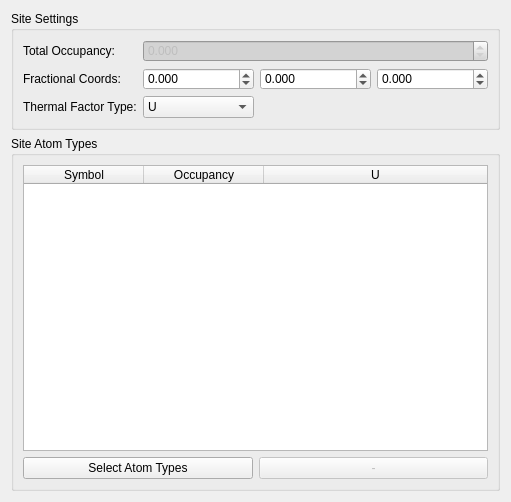
HEXRD/hexrdgui, file hexrd/ui/resources/ui/material_site_editor.ui: the form before one commit.
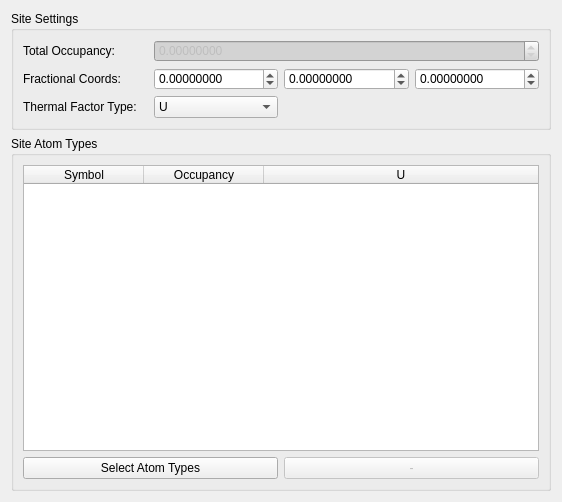
The form after the commit. Custom widgets are drawn as their Qt base class.

Commit message:
Use scientific spinboxes for site editor
These allow an arbitrary number of decimal places.

Patch:
```diff
--- a/hexrd/ui/resources/ui/material_site_editor.ui
+++ b/hexrd/ui/resources/ui/material_site_editor.ui
@@ -6,7 +6,7 @@
    <rect>
     <x>0</x>
     <y>0</y>
-    <width>511</width>
+    <width>562</width>
     <height>502</height>
    </rect>
   </property>
@@ -99,7 +99,7 @@
          <bool>false</bool>
         </property>
         <property name="decimals">
-         <number>3</number>
+         <number>8</number>
         </property>
         <property name="maximum">
          <double>10000.000000000000000</double>
@@ -112,7 +112,7 @@
          <bool>false</bool>
         </property>
         <property name="decimals">
-         <number>3</number>
+         <number>8</number>
         </property>
         <property name="minimum">
          <double>-10000.000000000000000</double>
@@ -138,7 +138,7 @@
          <bool>false</bool>
         </property>
         <property name="decimals">
-         <number>3</number>
+         <number>8</number>
         </property>
         <property name="minimum">
          <double>-10000.000000000000000</double>
@@ -157,7 +157,7 @@
          <bool>false</bool>
         </property>
         <property name="decimals">
-         <number>3</number>
+         <number>8</number>
         </property>
         <property name="minimum">
          <double>-10000.000000000000000</double>
@@ -203,6 +203,13 @@
    </item>
   </layout>
  </widget>
+ <customwidgets>
+  <customwidget>
+   <class>ScientificDoubleSpinBox</class>
+   <extends>QDoubleSpinBox</extends>
+   <header>scientificspinbox.py</header>
+  </customwidget>
+ </customwidgets>
  <tabstops>
   <tabstop>total_occupancy</tabstop>
   <tabstop>coords_x</tabstop>
```
Left out of the diff: 8 changed lines with no effect on the pictures.
